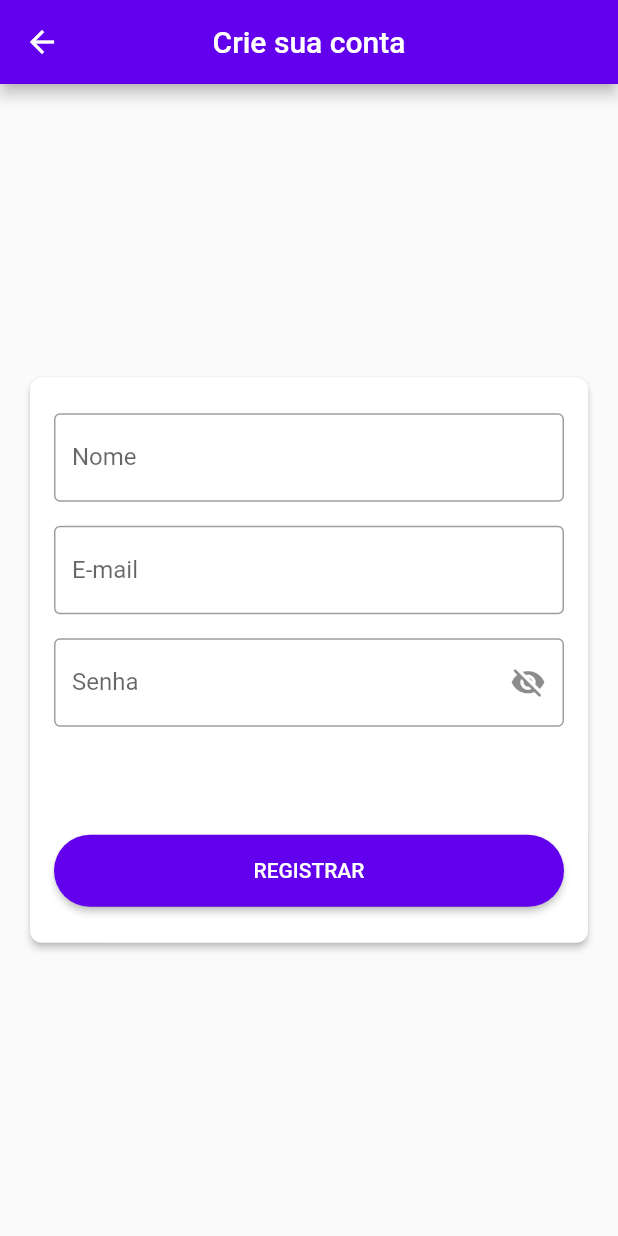
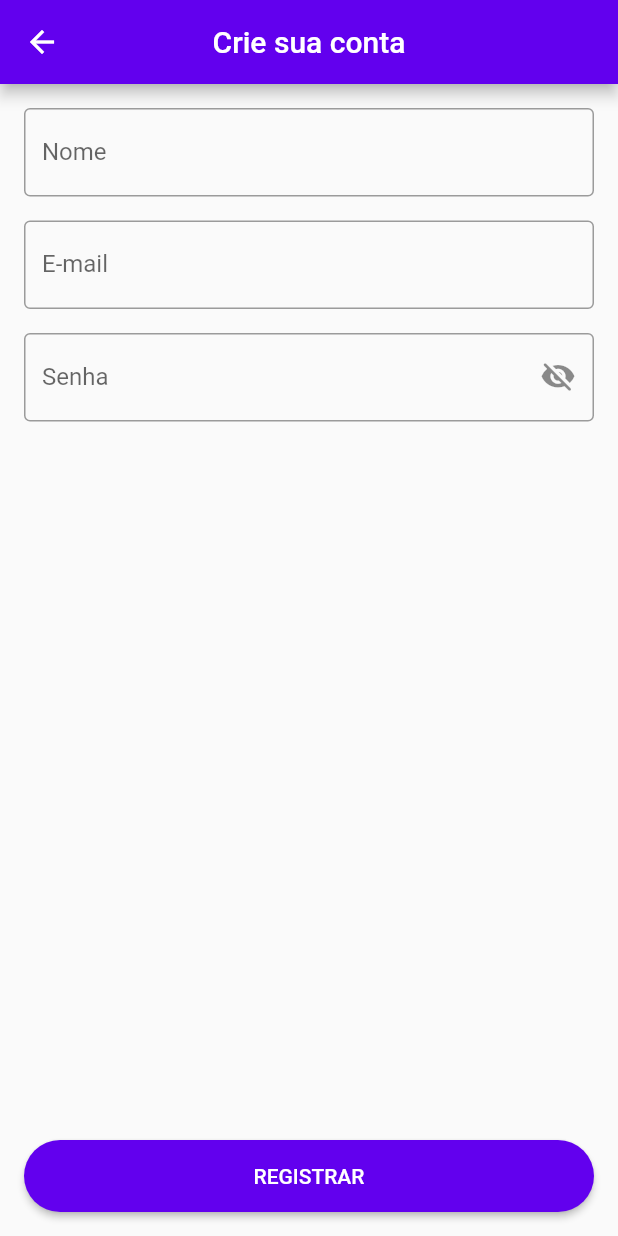
Before and after one commit to pedromneto97/microblogging, a Flutter app: the Register screen opened by its route, on a phone screen of 412 x 824 dp. Run offline on Flutter 3.47's test engine with Material 2 defaults, Android fonts, the phone set to English and light mode, and no system bars; our stand-ins replace bloc, equatable, flutter_bloc, hive, hive_flutter, hydrated_bloc; accounts and stored records are empty.

Commit message:
fix: registrar em telas menores

```diff
--- a/lib/features/authentication/register/register.dart
+++ b/lib/features/authentication/register/register.dart
@@ -46,6 +46,7 @@ class _RegisterState extends State<Register> {
         centerTitle: true,
         title: const Text('Crie sua conta'),
       ),
+      resizeToAvoidBottomInset: false,
       body: BlocListener<AuthenticationBloc, AuthenticationState>(
         listener: (context, state) {
           if (state is AuthenticationSuccessState) {
@@ -94,25 +95,22 @@ class _RegisterState extends State<Register> {
                 });
           }
         },
+        child: LayoutBuilder(
+          builder: (context, constraints) => SingleChildScrollView(
+            child: ConstrainedBox(
+              constraints: BoxConstraints(
+                maxHeight: constraints.maxHeight,
+              ),
               child: Container(
                 margin: const EdgeInsets.all(16),
                 child: Form(
                   key: _formKey,
                   child: AutofillGroup(
                     child: Column(
+                      mainAxisAlignment: MainAxisAlignment.spaceBetween,
                       children: [
-                  Flexible(
-                    flex: 3,
-                    child: Align(
-                      alignment: Alignment.center,
-                      child: Card(
-                        clipBehavior: Clip.antiAlias,
-                        child: Padding(
-                          padding: const EdgeInsets.symmetric(
-                            horizontal: 16.0,
-                            vertical: 24.0,
-                          ),
-                          child: Column(
+                        Column(
+                          mainAxisAlignment: MainAxisAlignment.start,
                           mainAxisSize: MainAxisSize.min,
                           children: [
                             TextFormField(
@@ -160,23 +158,17 @@ class _RegisterState extends State<Register> {
                               isNewPasswordInput: true,
                               onSubmit: (_) => submit(),
                             ),
-                              Padding(
-                                padding: const EdgeInsets.only(
-                                  top: 72.0,
+                          ],
                         ),
-                                child: BlocBuilder<AuthenticationBloc,
-                                    AuthenticationState>(
+                        BlocBuilder<AuthenticationBloc, AuthenticationState>(
                           builder: (context, state) => ElevatedButton(
-                                    onPressed:
-                                        state is AuthenticationInProgressState
+                            onPressed: state is AuthenticationInProgressState
                                 ? null
                                 : submit,
-                                    child:
-                                        state is AuthenticationInProgressState
+                            child: state is AuthenticationInProgressState
                                 ? const CircularProgressIndicator()
                                 : Text(
                                     'REGISTRAR'.toUpperCase(),
-                                              ),
                                   ),
                           ),
                         ),
@@ -186,9 +178,6 @@ class _RegisterState extends State<Register> {
                 ),
               ),
             ),
-                ],
-              ),
-            ),
           ),
         ),
       ),
```
Lines whose indentation alone changed are shown as unchanged.
